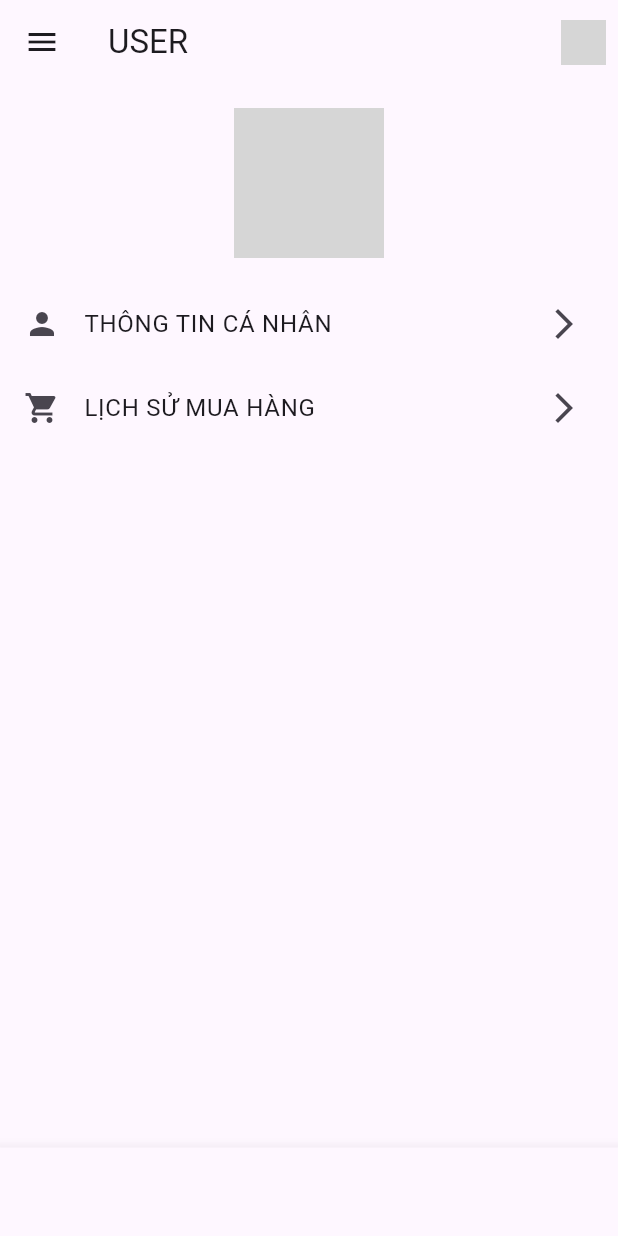
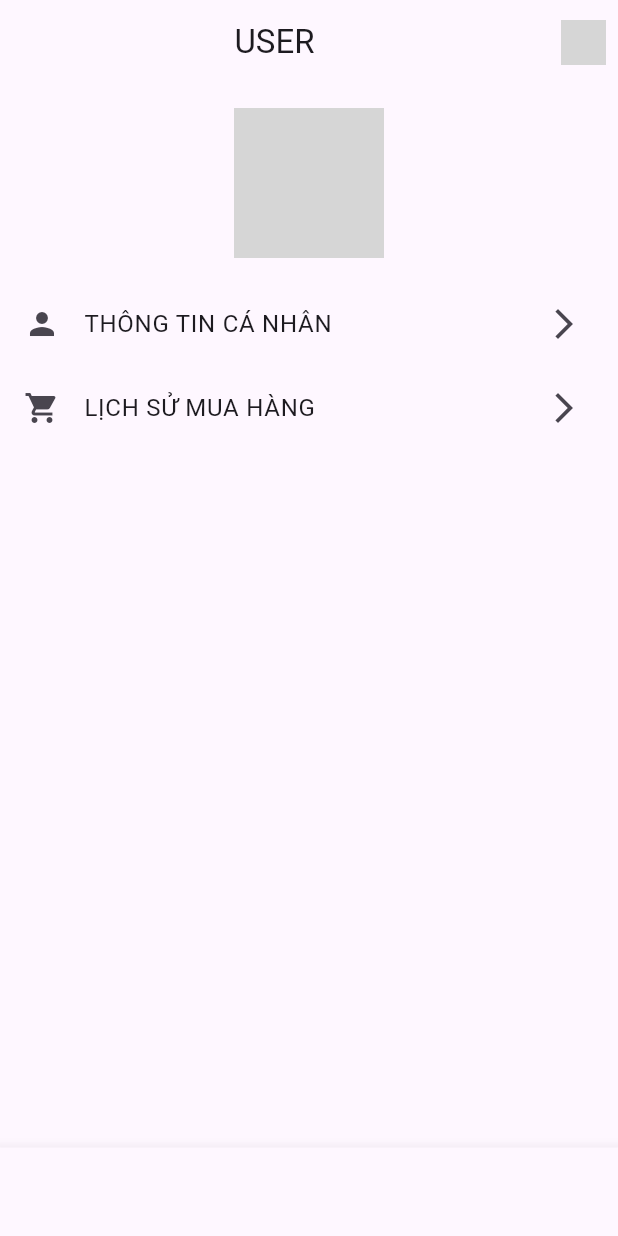
Before and after one commit to phongthandat7/Shop_Clothes_Flutter, a Flutter app: the UserProfile screen opened directly, on a phone screen of 412 x 824 dp. Run offline on Flutter 3.47's test engine with Material 3 defaults, Android fonts, the phone set to English and light mode, and no system bars; our stand-ins replace flutter_svg, google_fonts; network calls fail; grey boxes are pictures that could not be loaded.

Commit message:
commit is still loaded

```diff
--- a/lib/components/item.dart
+++ b/lib/components/item.dart
@@ -1,4 +1,4 @@
-import 'package:dickies_project/pages/doi_voucher/doi_voucher_page.dart';
+import 'package:dickies_project/pages/coupons/doi_voucher/doi_voucher_page.dart';
 import 'package:flutter/material.dart';
 
 class Item extends StatelessWidget {
--- a/lib/main_page.dart
+++ b/lib/main_page.dart
@@ -24,6 +24,14 @@ class _MainPageState extends State<MainPage> {
     UserInfoWidget(),
   ];
 
+  static const List<String> _titles = <String>[
+    'TRANG CHỦ',
+    'TÌM KIẾM',
+    'YÊU THÍCH',
+    'GIỎ HÀNG',
+    'THÔNG TIN NGƯỜI DÙNG',
+  ];
+
   void _onItemTapped(int index) {
     setState(() {
       _selectedIndex = index;
@@ -38,17 +46,16 @@ class _MainPageState extends State<MainPage> {
           appBar: AppBar(
             backgroundColor: yellow,
             elevation: 0,
-            title: const Center(
+            title: Center(
                 child: Text(
-              'TRANG CHỦ',
+              _titles[_selectedIndex],
               style: appBarTS,
             )),
             leading: IconButton(
-              onPressed: () {
-                //open menu
-              },
-                icon: const Icon(Icons.menu)
-            ),
+                onPressed: () {
+                  //open menu
+                },
+                icon: const Icon(Icons.menu)),
             actions: [
               IconButton(
                 onPressed: () {
--- a/lib/pages/cart/cart_screen/cart_screen.dart
+++ b/lib/pages/cart/cart_screen/cart_screen.dart
@@ -1,6 +1,6 @@
-import 'package:dickies_project/pages/cart/Cart/item_cart.dart';
-import 'package:dickies_project/pages/cart/Cart/payment_result.dart';
-import 'package:dickies_project/pages/cart/Cart/discount_banner.dart';
+import 'package:dickies_project/pages/cart/cart_screen/item_cart.dart';
+import 'package:dickies_project/pages/cart/cart_screen/payment_result.dart';
+import 'package:dickies_project/pages/cart/cart_screen/discount_banner.dart';
 import 'package:flutter/material.dart';
 
 class CartScreen extends StatefulWidget {
--- a/lib/pages/cart/cart_screen/item_cart.dart
+++ b/lib/pages/cart/cart_screen/item_cart.dart
@@ -8,6 +8,8 @@ class ItemCart extends StatefulWidget {
   final String size = 'size: M';
   final String quantity = 'quantity: 1';
   final String color = 'color:';
+  final String imagePath =
+      'assets/images/product_1.jpg'; // Added image path variable
 
   @override
   _ItemCartState createState() => _ItemCartState();
@@ -29,7 +31,7 @@ class _ItemCartState extends State<ItemCart> {
             height: 100,
             decoration: BoxDecoration(
               image: DecorationImage(
-                image: AssetImage('assets/images/quanao1.jpg'),
+                image: AssetImage(widget.imagePath), // Use image path variable
                 fit: BoxFit.cover,
               ),
               borderRadius: BorderRadius.circular(5.0),
--- a/lib/pages/cart/cart_widget.dart
+++ b/lib/pages/cart/cart_widget.dart
@@ -1,3 +1,4 @@
+import 'package:dickies_project/pages/cart/cart_screen/cart_screen.dart';
 import 'package:flutter/material.dart';
 
 class CartWidget extends StatefulWidget {
@@ -11,7 +12,7 @@ class _CartWidgetState extends State<CartWidget> {
   @override
   Widget build(BuildContext context) {
     return const Center(
-      child: Text('Cart page'),
+      child: CartScreen(),
     );
   }
 }
--- a/lib/pages/cart/order_detail_screen/cart_product.dart
+++ b/lib/pages/cart/order_detail_screen/cart_product.dart
@@ -1,5 +1,5 @@
 import 'package:flutter/material.dart';
-import 'package:dickies_shop_clothes/screens/Cart/item_cart.dart';
+import 'package:dickies_project/pages/cart/cart_screen/item_cart.dart';
 
 class CartProduct extends StatefulWidget {
   @override
--- a/lib/pages/user_info/user.dart
+++ b/lib/pages/user_info/user.dart
@@ -1,8 +1,4 @@
 import 'package:flutter/material.dart';
-
-void main() {
-  runApp(MyProfileApp());
-}
 
 class MyProfileApp extends StatelessWidget {
   @override
@@ -24,8 +20,7 @@ class UserProfile extends StatelessWidget {
   Widget build(BuildContext context) {
     return Scaffold(
       appBar: AppBar(
-        title: const Text('USER'),
-        leading: const Icon(Icons.menu),
+        title: const Center(child: Text('USER')),
         actions: [
           Padding(
             padding: const EdgeInsets.all(8.0),
--- a/lib/pages/user_info/userInfo_widget.dart
+++ b/lib/pages/user_info/userInfo_widget.dart
@@ -1,3 +1,4 @@
+import 'package:dickies_project/pages/user_info/user.dart';
 import 'package:flutter/material.dart';
 
 class UserInfoWidget extends StatefulWidget {
@@ -11,7 +12,7 @@ class _UserInfoWidgetState extends State<UserInfoWidget> {
   @override
   Widget build(BuildContext context) {
     return const Center(
-      child: Text('User info page'),
+      child: UserProfile(),
     );
   }
 }
```
Also changed, not shown: lib/pages/cart/cart_screen/payment_result.dart (+19 -14 lines), lib/pages/chinhsachhotro/chinhsach_page.dart (+7 -3 lines), lib/pages/search/search_widget.dart (+8 -7 lines), lib/pages/user_info/my_purchase.dart (+4 -3 lines), lib/pages/user_info/personal_inf.dart (+0 -17 lines), lib/data/model/customer_info.dart (added), lib/pages/cart/cart_screen/cartcounter.dart (renamed from lib/data/model/cartcounter.dart), lib/pages/coupons/doi_voucher/doi_voucher_page.dart (renamed from lib/pages/doi_voucher/doi_voucher_page.dart), 1 other file.
